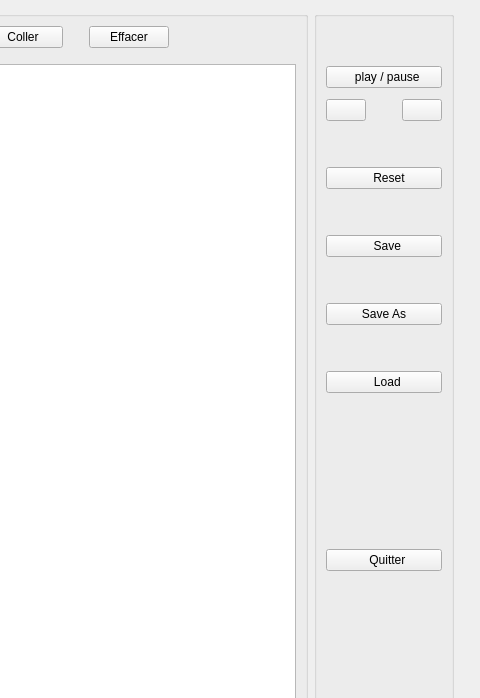
Old version of the form jdlv.ui in the repository jimpioche/jeu_de_la_vie; both pictures show x 727 to 1207 and y 0 to 698 of the 1207 by 852 pixel window.
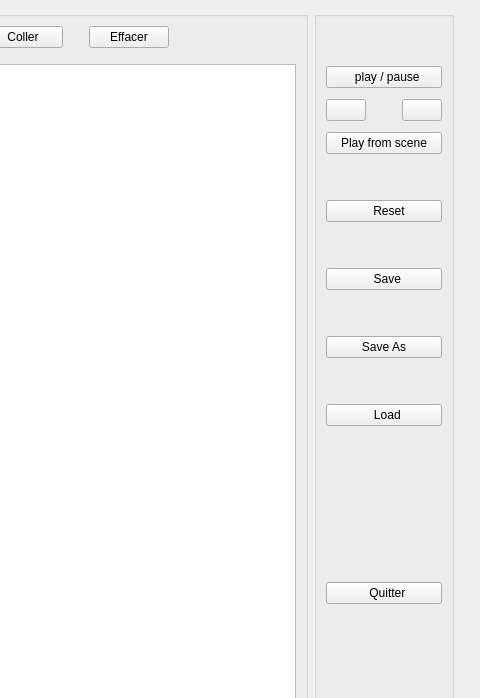
New version of the form. Icons and pictures are not drawn.

Commit message: Now, Play function always runs from the grid shown in the gui.

Diff of the .ui file:
```diff
--- a/jdlv.ui
+++ b/jdlv.ui
@@ -243,7 +243,37 @@
        <layout class="QGridLayout" name="gridLayout_4">
         <item row="0" column="0">
          <layout class="QGridLayout" name="gridLayout_3">
+          <item row="15" column="0">
+           <widget class="QPushButton" name="pb_quit">
+            <property name="text">
+             <string>  Quitter</string>
+            </property>
+           </widget>
+          </item>
+          <item row="13" column="0">
+           <widget class="QPushButton" name="pb_load">
+            <property name="text">
+             <string>  Load</string>
+            </property>
+           </widget>
+          </item>
           <item row="12" column="0">
+           <spacer name="verticalSpacer_7">
+            <property name="orientation">
+             <enum>Qt::Vertical</enum>
+            </property>
+            <property name="sizeType">
+             <enum>QSizePolicy::Fixed</enum>
+            </property>
+            <property name="sizeHint" stdset="0">
+             <size>
+              <width>20</width>
+              <height>40</height>
+             </size>
+            </property>
+           </spacer>
+          </item>
+          <item row="14" column="0">
            <spacer name="verticalSpacer_4">
             <property name="orientation">
              <enum>Qt::Vertical</enum>
@@ -260,13 +290,6 @@
            </spacer>
           </item>
           <item row="7" column="0">
-           <widget class="QPushButton" name="pb_save">
-            <property name="text">
-             <string>  Save</string>
-            </property>
-           </widget>
-          </item>
-          <item row="5" column="0">
            <widget class="QPushButton" name="pb_reset">
             <property name="text">
              <string>   Reset</string>
@@ -305,8 +328,95 @@
             </property>
            </spacer>
           </item>
+          <item row="6" column="0">
+           <spacer name="verticalSpacer_8">
+            <property name="orientation">
+             <enum>Qt::Vertical</enum>
+            </property>
+            <property name="sizeHint" stdset="0">
+             <size>
+              <width>20</width>
+              <height>40</height>
+             </size>
+            </property>
+           </spacer>
+          </item>
+          <item row="8" column="0">
+           <spacer name="verticalSpacer_3">
+            <property name="orientation">
+             <enum>Qt::Vertical</enum>
+            </property>
+            <property name="sizeType">
+             <enum>QSizePolicy::Fixed</enum>
+            </property>
+            <property name="sizeHint" stdset="0">
+             <size>
+              <width>20</width>
+              <height>40</height>
+             </size>
+            </property>
+           </spacer>
+          </item>
+          <item row="9" column="0">
+           <widget class="QPushButton" name="pb_save">
+            <property name="text">
+             <string>  Save</string>
+            </property>
+           </widget>
+          </item>
+          <item row="3" column="0">
+           <layout class="QGridLayout" name="gridLayout_7">
+            <property name="topMargin">
+             <number>0</number>
+            </property>
+            <item row="0" column="0">
+             <widget class="QPushButton" name="pb_undo_play">
+              <property name="toolTip">
+               <string>&lt;html&gt;&lt;head/&gt;&lt;body&gt;&lt;p&gt;Parcours des états sauvegardés à chaque clique sur &amp;quot;Play&amp;quot;&lt;/p&gt;&lt;/body&gt;&lt;/html&gt;</string>
+              </property>
+              <property name="text">
+               <string/>
+              </property>
+              <property name="icon">
+               <iconset resource="jdlv.qrc">
+                <normaloff>:/newPrefix/undo.png</normaloff>:/newPrefix/undo.png</iconset>
+              </property>
+             </widget>
+            </item>
+            <item row="0" column="2">
+             <widget class="QPushButton" name="pb_redo_play">
+              <property name="toolTip">
+               <string>&lt;html&gt;&lt;head/&gt;&lt;body&gt;&lt;p&gt;Parcours des états sauvegardés à chaque clique sur &amp;quot;Play&amp;quot;&lt;/p&gt;&lt;/body&gt;&lt;/html&gt;</string>
+              </property>
+              <property name="text">
+               <string/>
+              </property>
+              <property name="icon">
+               <iconset resource="jdlv.qrc">
+                <normaloff>:/newPrefix/redo.png</normaloff>:/newPrefix/redo.png</iconset>
+              </property>
+             </widget>
+            </item>
+            <item row="0" column="1">
+             <spacer name="horizontalSpacer_4">
+              <property name="orientation">
+               <enum>Qt::Horizontal</enum>
+              </property>
+              <property name="sizeType">
+               <enum>QSizePolicy::Fixed</enum>
+              </property>
+              <property name="sizeHint" stdset="0">
+               <size>
+                <width>30</width>
+                <height>20</height>
+               </size>
+              </property>
+             </spacer>
+            </item>
+           </layout>
+          </item>
           <item row="10" column="0">
-           <spacer name="verticalSpacer_7">
+           <spacer name="verticalSpacer_5">
             <property name="orientation">
              <enum>Qt::Vertical</enum>
             </property>
@@ -339,8 +449,15 @@
             </property>
            </widget>
           </item>
-          <item row="8" column="0">
-           <spacer name="verticalSpacer_5">
+          <item row="5" column="0">
+           <widget class="QPushButton" name="pushButton">
+            <property name="text">
+             <string>Play from scene</string>
+            </property>
+           </widget>
+          </item>
+          <item row="2" column="0">
+           <spacer name="verticalSpacer">
             <property name="orientation">
              <enum>Qt::Vertical</enum>
             </property>
@@ -350,112 +467,34 @@
             <property name="sizeHint" stdset="0">
              <size>
               <width>20</width>
-              <height>40</height>
+              <height>5</height>
              </size>
             </property>
            </spacer>
           </item>
-          <item row="9" column="0">
+          <item row="11" column="0">
            <widget class="QPushButton" name="pb_save_as">
             <property name="text">
              <string>Save As</string>
             </property>
            </widget>
           </item>
-          <item row="6" column="0">
-           <spacer name="verticalSpacer_3">
-            <property name="orientation">
-             <enum>Qt::Vertical</enum>
-            </property>
-            <property name="sizeType">
-             <enum>QSizePolicy::Fixed</enum>
-            </property>
-            <property name="sizeHint" stdset="0">
-             <size>
-              <width>20</width>
-              <height>40</height>
-             </size>
-            </property>
-           </spacer>
-          </item>
-          <item row="13" column="0">
-           <widget class="QPushButton" name="pb_quit">
-            <property name="text">
-             <string>  Quitter</string>
-            </property>
-           </widget>
-          </item>
           <item row="4" column="0">
-           <spacer name="verticalSpacer_8">
+           <spacer name="verticalSpacer_9">
             <property name="orientation">
              <enum>Qt::Vertical</enum>
             </property>
+            <property name="sizeType">
+             <enum>QSizePolicy::Fixed</enum>
+            </property>
             <property name="sizeHint" stdset="0">
              <size>
               <width>20</width>
-              <height>40</height>
+              <height>5</height>
              </size>
             </property>
            </spacer>
           </item>
-          <item row="11" column="0">
-           <widget class="QPushButton" name="pb_load">
-            <property name="text">
-             <string>  Load</string>
-            </property>
-           </widget>
-          </item>
-          <item row="3" column="0">
-           <layout class="QGridLayout" name="gridLayout_7">
-            <property name="topMargin">
-             <number>0</number>
-            </property>
-            <item row="0" column="0">
-             <widget class="QPushButton" name="pb_undo_play">
-              <property name="toolTip">
-               <string>&lt;html&gt;&lt;head/&gt;&lt;body&gt;&lt;p&gt;Parcours des états sauvegardés à chaque clique sur &amp;quot;Play&amp;quot;&lt;/p&gt;&lt;/body&gt;&lt;/html&gt;</string>
-              </property>
-              <property name="text">
-               <string/>
-              </property>
-              <property name="icon">
-               <iconset>
-                <normaloff>:/newPrefix/undo.png</normaloff>:/newPrefix/undo.png</iconset>
-              </property>
-             </widget>
-            </item>
-            <item row="0" column="2">
-             <widget class="QPushButton" name="pb_redo_play">
-              <property name="toolTip">
-               <string>&lt;html&gt;&lt;head/&gt;&lt;body&gt;&lt;p&gt;Parcours des états sauvegardés à chaque clique sur &amp;quot;Play&amp;quot;&lt;/p&gt;&lt;/body&gt;&lt;/html&gt;</string>
-              </property>
-              <property name="text">
-               <string/>
-              </property>
-              <property name="icon">
-               <iconset>
-                <normaloff>:/newPrefix/redo.png</normaloff>:/newPrefix/redo.png</iconset>
-              </property>
-             </widget>
-            </item>
-            <item row="0" column="1">
-             <spacer name="horizontalSpacer_4">
-              <property name="orientation">
-               <enum>Qt::Horizontal</enum>
-              </property>
-              <property name="sizeType">
-               <enum>QSizePolicy::Fixed</enum>
-              </property>
-              <property name="sizeHint" stdset="0">
-               <size>
-                <width>30</width>
-                <height>20</height>
-               </size>
-              </property>
-             </spacer>
-            </item>
-           </layout>
-          </item>
          </layout>
         </item>
         <item row="1" column="0">
```
Left out of the diff: 18 changed lines with no effect on the pictures. The commit also changes 14 other files.
